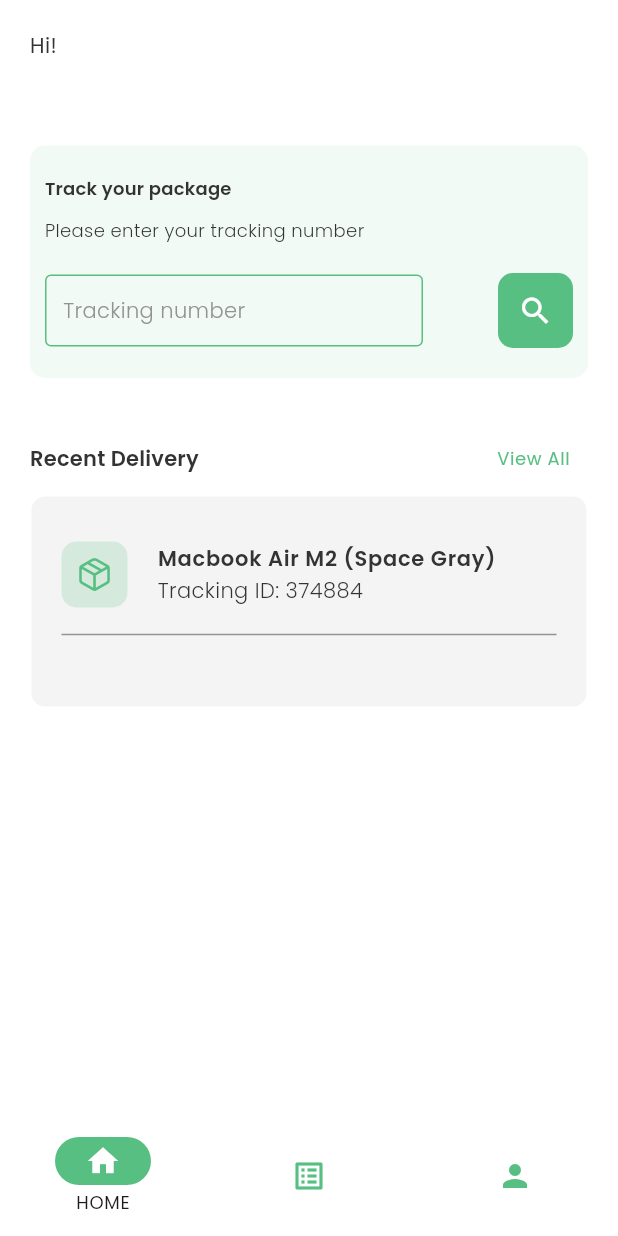
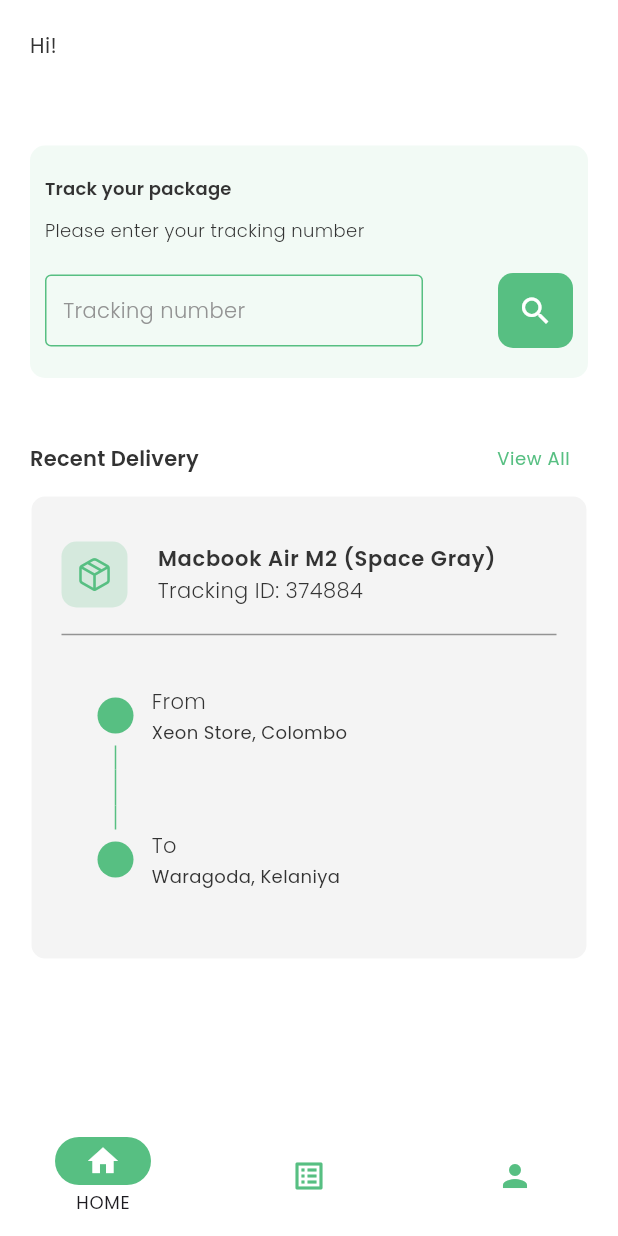
Before and after one commit to VihagaYohan/courier_rider, a Flutter app: the AppBottomNavigation screen opened directly, on a phone screen of 412 x 824 dp. Run offline on Flutter 3.47's test engine with Material 3 defaults, Android fonts, the light colour scheme and no system bars; our stand-ins replace firebase_auth, flutter_svg_provider, get, google_maps_flutter, google_sign_in, location and 3 more; missing offline and left inert: awesome_alert, dart:ffi, flutter_polyline_points; accounts and stored records are empty.

Commit message:
Modified - added UILocation to home

```diff
--- a/lib/screens/home/home_screen.dart
+++ b/lib/screens/home/home_screen.dart
@@ -206,6 +206,9 @@
               ),
 
               const SizedBox(height: 10),
+
+              const UILocation(
+                  from: "Xeon Store, Colombo", to: "Waragoda, Kelaniya")
             ],
           ),
         )
--- a/lib/utils/constants.dart
+++ b/lib/utils/constants.dart
@@ -42,7 +42,7 @@
   static const String refunded = "Refunded";
 
   // baseURLs
-  static const String development_URL = "http://192.168.1.4:8000/api/v1";
-  static const String production_URL = "http://192.168.1.4:8000/api/v1";
-  static const String server_URL = "http://192.168.1.4:8000";
+  static const String development_URL = "http://192.168.1.8:8000/api/v1";
+  static const String production_URL = "http://192.168.1.8:8000/api/v1";
+  static const String server_URL = "http://192.168.1.8:8000";
 }
```
